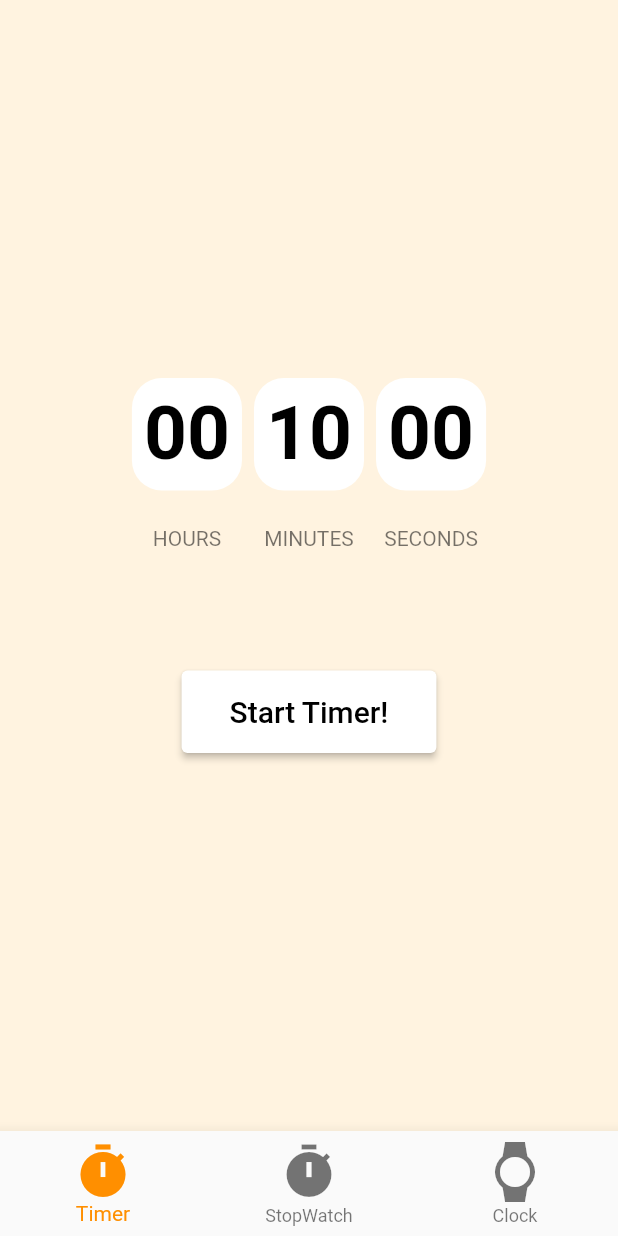
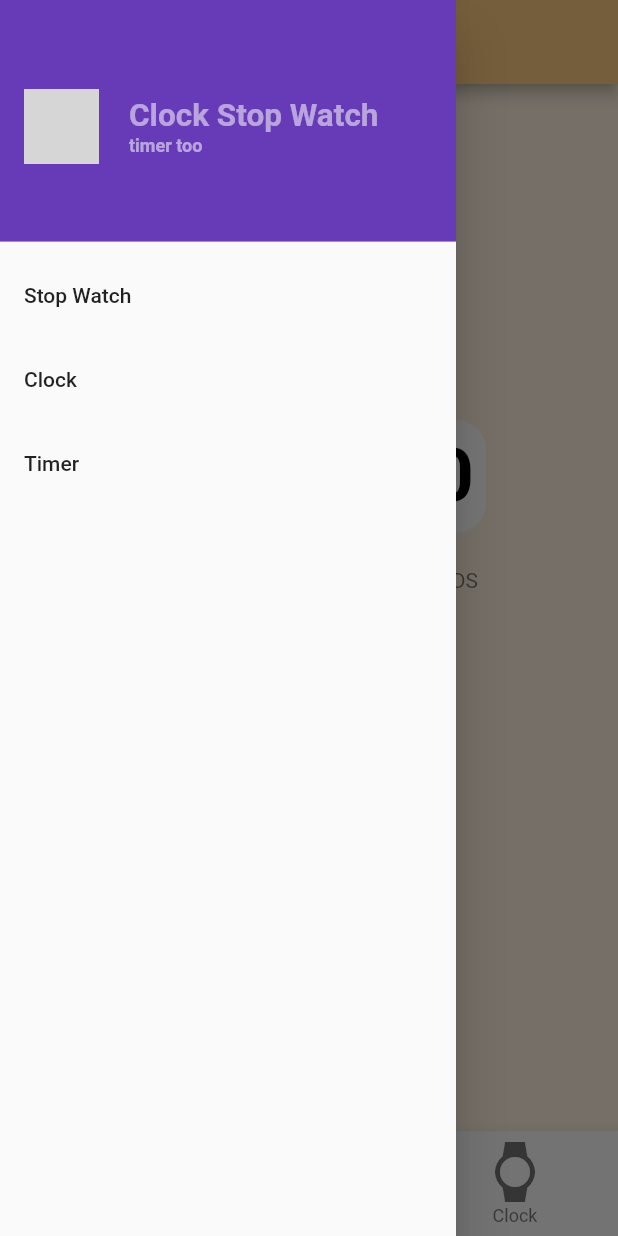
Before and after one commit to sajidsalu/MyTimer, a Flutter app: the screen it shows after launch, with the side drawer open (before the commit the screen has no drawer), on a phone screen of 412 x 824 dp. Run offline on Flutter 3.47's test engine with Material 2 defaults, Android fonts, the phone set to English and light mode, and no system bars; our stand-ins replace rxdart, timer_builder; generated files the repository leaves out were written again; network calls fail; grey boxes are pictures that could not be loaded.

```diff
--- a/lib/app.dart
+++ b/lib/app.dart
@@ -32,6 +32,38 @@ class _SwAppState extends State<SwApp> {
     TabItem.clock: GlobalKey<NavigatorState>(),
   };
 
+  Widget navDrawer(){
+    return Drawer(
+      child: ListView(
+        padding: EdgeInsets.zero,
+        children: [
+          const DrawerHeader(
+              decoration: BoxDecoration(
+                color: Colors.orange,
+              ),
+              child: Text('Stop watch app')),
+          ListTile(
+            title: const Text('Stop Watch'),
+            onTap: (){
+              print("stop watch");
+            },
+          ),
+          ListTile(
+            title: const Text('Clock'),
+            onTap: (){
+              print('clock');
+            },
+          ),
+          ListTile(
+            title: Text('Timer'),
+            onTap: (){
+              print('timer');
+            },
+          )
+        ],
+      ),
+    );
+  }
   @override
   Widget build(BuildContext context) {
     return MaterialApp(
@@ -47,6 +79,65 @@ class _SwAppState extends State<SwApp> {
       ],
       title: 'stop watch',
       home: Scaffold(
+          appBar: AppBar(
+            backgroundColor: Colors.orange.shade200,
+            automaticallyImplyLeading: true,
+            title: Text('Clock-Timer-StopWatch'),
+          ),
+
+          drawer: Drawer(
+            child: ListView(
+              padding: EdgeInsets.zero,
+              children: [
+                 DrawerHeader(
+                    decoration: BoxDecoration(
+                      color: Colors.deepPurple,
+                    ),
+                    child: Row(
+                      crossAxisAlignment: CrossAxisAlignment.center,
+                      mainAxisAlignment: MainAxisAlignment.start,
+                      children:[
+                       Image.network("https://i.ibb.co/zSPLp1h/man.png",height: 50,width: 50,),
+                       SizedBox(width: 20.0),
+                       Column(
+                         mainAxisAlignment: MainAxisAlignment.center,
+                        crossAxisAlignment: CrossAxisAlignment.start,
+                        children: [
+                          Text("Clock Stop Watch",style: TextStyle(
+                            color: Colors.white54,
+                            fontWeight: FontWeight.bold,
+                            fontSize: 21,
+                          ),),
+                          Text("timer too",style: TextStyle(
+                            color: Colors.white54,
+                            fontWeight: FontWeight.bold,
+                            fontSize: 12,
+                          ),),
+                        ],
+                      ),
+        ]
+                    )),
+                ListTile(
+                  title: const Text('Stop Watch'),
+                  onTap: (){
+                    print("stop watch");
+                  },
+                ),
+                ListTile(
+                  title: const Text('Clock'),
+                  onTap: (){
+                    print('clock');
+                  },
+                ),
+                ListTile(
+                  title: Text('Timer'),
+                  onTap: (){
+                    print('timer');
+                  },
+                )
+              ],
+            ),
+          ),
           body:  StreamBuilder<int>(
             stream: _bloc.selectedIndexStream,
             builder: (context, snapshot) {
--- a/lib/timerScreen.dart
+++ b/lib/timerScreen.dart
@@ -46,7 +46,7 @@ class _TimerScreenState extends State<TimerScreen> {
                     );
                   })
                   : Text("Alert"),
-              RaisedButton(
+              ElevatedButton(
                 child: Text("Reset"),
                 onPressed: () {
                   setState(() {
```
Also changed, not shown: pubspec.lock.
